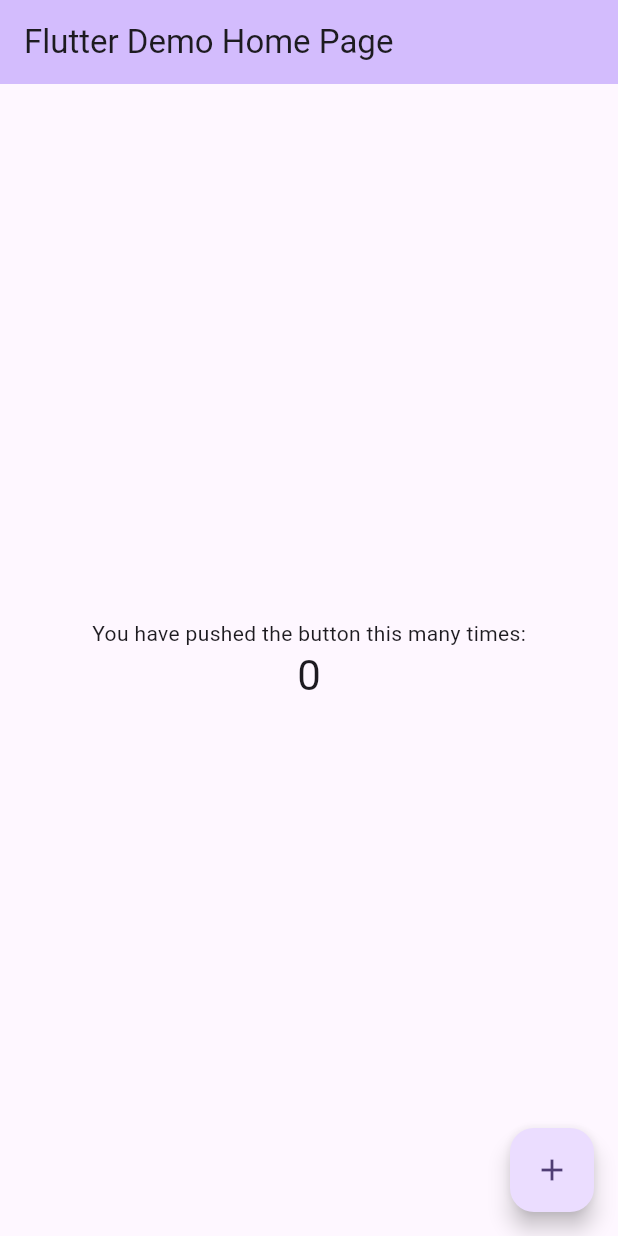
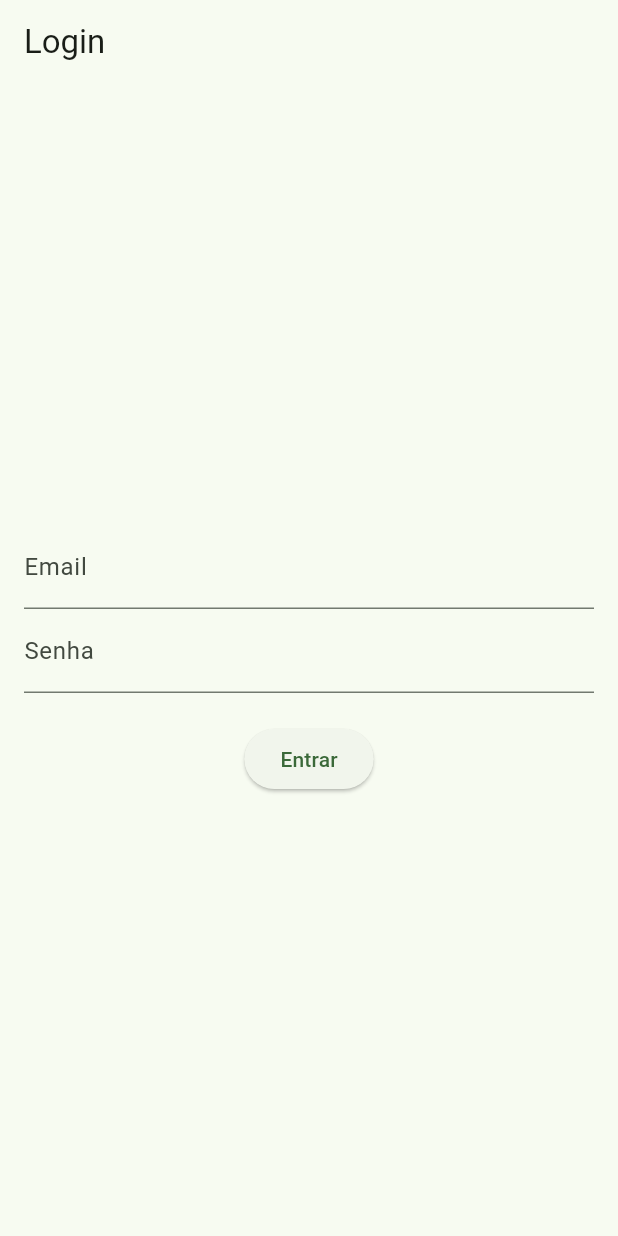
Before and after one commit to EquipeMoovin/Moovin_frontend, a Flutter app: the screen it shows after launch, on a phone screen of 412 x 824 dp. Run offline on Flutter 3.47's test engine with Material 3 defaults, Android fonts, the phone set to English and light mode, and no system bars; our stand-ins replace dio, equatable, flutter_bloc, get_it, go_router, shared_preferences.

Commit message:
feat: componente de autenticacao finalizado, iniciando fase de testes

```diff
--- /dev/null
+++ b/moovin_mobile/lib/app.dart
@@ -0,0 +1,55 @@
+import 'package:flutter/material.dart';
+import 'package:flutter_bloc/flutter_bloc.dart';
+import 'package:go_router/go_router.dart';
+import 'core/injection.dart';
+import 'features/auth/presentation/screens/login_screen.dart';
+import 'features/auth/presentation/screens/placeholder_screen.dart';  // Placeholder para pós-login
+import 'features/auth/presentation/bloc/auth_bloc.dart';
+import 'features/auth/presentation/bloc/auth_state.dart';
+import 'core/util/role_manager.dart';  // Mantenha para navegação futura
+
+class MyApp extends StatelessWidget {
+  MyApp({super.key});
+
+  // Configuração simples do GoRouter: login como inicial, dashboard como pós-auth
+  late final _router = GoRouter(
+    initialLocation: '/login',
+    routes: [
+      GoRoute(
+        path: '/login',
+        builder: (context, state) => BlocProvider<AuthBloc>(
+          create: (_) => sl<AuthBloc>(),
+          child: const LoginScreen(),
+        ),
+      ),
+      GoRoute(
+        path: '/dashboard',
+        builder: (context, state) => const PlaceholderScreen(title: 'Dashboard - Bem-vindo!'),
+      ),
+    ],
+    // Redirect simples: se autenticado, vai para dashboard; senão, fica no login
+    redirect: (context, state) {
+      final authBloc = context.read<AuthBloc>();
+      final authState = authBloc.state;
+
+      // Se tentando acessar dashboard sem auth, redireciona para login
+      if (state.uri.toString() == '/dashboard' && authState is! AuthAuthenticated) {
+        return '/login';
+      }
+      // Se autenticado e no login, vai para dashboard (sem role ainda)
+      if (state.uri.toString() == '/login' && authState is AuthAuthenticated) {
+        return '/dashboard';
+      }
+      return null;  // Sem redirecionamento
+    },
+  );
+
+  @override
+  Widget build(BuildContext context) {
+    return MaterialApp.router(
+      title: 'Meu App Auth - Apenas Login',
+      routerConfig: _router,
+      debugShowCheckedModeBanner: false,
+    );
+  }
+}
--- a/moovin_mobile/lib/core/error/api_exception.dart
+++ b/moovin_mobile/lib/core/error/api_exception.dart
@@ -2,8 +2,8 @@ class ApiException implements Exception {
   final String message;
   final String? code;
 
-  const ApiException(this.message, {this.code});
+  ApiException(this.message, {this.code});
 
   @override
-  String toString() => 'ApiException: $message';
+  String toString() => 'ApiException: $message ${code != null ? '(Code: $code)' : ''}';
 }
--- a/moovin_mobile/lib/features/auth/data/models/auth_response.dart
+++ b/moovin_mobile/lib/features/auth/data/models/auth_response.dart
@@ -7,7 +7,8 @@ class AuthResponse {
   final String email;
   final String name;
   final String username;
-  final String userType;  // 'Proprietario', 'Inquilino', 'Admin'
+  final String userType;
+  final String? token;
   final DateTime created;
   final bool isActive;
   final bool isStaff;
@@ -18,6 +19,7 @@ class AuthResponse {
     required this.name,
     required this.username,
     required this.userType,
+    this.token,
     required this.created,
     required this.isActive,
     required this.isStaff,
--- a/moovin_mobile/lib/features/auth/data/services/auth_service.dart
+++ b/moovin_mobile/lib/features/auth/data/services/auth_service.dart
@@ -10,7 +10,7 @@ class AuthService {
   Future<AuthResponse> login(String email, String password) async {
     try {
       final response = await _dio.post(
-        '/auth/login/',  // Ajuste o endpoint do seu Django (ex: com / no final)
+        '/api/users/token',
         data: {'email': email, 'password': password},
       );
       // Assume que response.data é o User JSON
--- a/moovin_mobile/lib/features/auth/domain/entities/auth_entity.dart
+++ b/moovin_mobile/lib/features/auth/domain/entities/auth_entity.dart
@@ -0,0 +1,4 @@
+// Pode ser igual ao User do core, ou mais abstrata se necessário
+import '/../../core/models/user.dart';
+
+typedef AuthEntity = User;  // Alias para clareza
--- a/moovin_mobile/lib/features/auth/domain/usecases/login_usecase.dart
+++ b/moovin_mobile/lib/features/auth/domain/usecases/login_usecase.dart
@@ -0,0 +1,19 @@
+import 'package:moovin_mobile/core/error/api_exception.dart';
+import '../../data/repositories/auth_repository.dart';
+import '/../../core/models/user.dart';
+
+class LoginUseCase {
+  final AuthRepository repository;
+
+  const LoginUseCase(this.repository);
+
+  Future<User> execute(String email, String password) {
+    if (email.isEmpty || password.isEmpty) {
+      throw ApiException('Email e senha são obrigatórios');
+    }
+    if (!email.contains('@')) {
+      throw ApiException('Email inválido');
+    }
+    return repository.login(email, password);
+  }
+}
--- a/moovin_mobile/lib/features/auth/presentation/bloc/auth_bloc.dart
+++ b/moovin_mobile/lib/features/auth/presentation/bloc/auth_bloc.dart
@@ -0,0 +1,50 @@
+import 'package:flutter_bloc/flutter_bloc.dart';
+import '../../../../core/injection.dart';
+import 'auth_event.dart';
+import 'auth_state.dart';
+import '../../domain/usecases/login_usecase.dart';
+import '../../data/repositories/auth_repository.dart';
+
+class AuthBloc extends Bloc<AuthEvent, AuthState> {
+  final LoginUseCase _loginUseCase;
+  final AuthRepository _repository;
+
+  AuthBloc({LoginUseCase? loginUseCase, AuthRepository? repository})
+      : _loginUseCase = loginUseCase ?? sl<LoginUseCase>(),
+        _repository = repository ?? sl<AuthRepository>(),
+        super(AuthInitial()) {
+    on<CheckAuthStatus>(_onCheckAuthStatus);
+    on<LoginSubmitted>(_onLoginSubmitted);
+    // Adicione on<LogoutRequested> se precisar
+  }
+
+  Future<void> _onCheckAuthStatus(
+    CheckAuthStatus event,
+    Emitter<AuthState> emit,
+  ) async {
+    emit(AuthLoading());
+    try {
+      final user = await _repository.getCurrentUser();
+      if (user != null) {
+        emit(AuthAuthenticated(user));
+      } else {
+        emit(AuthUnauthenticated());
+      }
+    } catch (e) {
+      emit(AuthError(e.toString()));
+    }
+  }
+
+  Future<void> _onLoginSubmitted(
+    LoginSubmitted event,
+    Emitter<AuthState> emit,
+  ) async {
+    emit(AuthLoading());
+    try {
+      final user = await _loginUseCase.execute(event.email, event.password);
+      emit(AuthAuthenticated(user));
+    } catch (e) {
+      emit(AuthError(e.toString()));
+    }
+  }
+}
--- a/moovin_mobile/lib/features/auth/presentation/bloc/auth_event.dart
+++ b/moovin_mobile/lib/features/auth/presentation/bloc/auth_event.dart
@@ -0,0 +1,20 @@
+import 'package:equatable/equatable.dart';
+
+abstract class AuthEvent extends Equatable {
+  const AuthEvent();
+
+  @override
+  List<Object> get props => [];
+}
+
+class LoginSubmitted extends AuthEvent {
+  final String email;
+  final String password;
+
+  const LoginSubmitted(this.email, this.password);
+
+  @override
+  List<Object> get props => [email, password];
+}
+
+class CheckAuthStatus extends AuthEvent {}
--- a/moovin_mobile/lib/features/auth/presentation/bloc/auth_state.dart
+++ b/moovin_mobile/lib/features/auth/presentation/bloc/auth_state.dart
@@ -0,0 +1,33 @@
+import 'package:equatable/equatable.dart';
+import '../../../../core/models/user.dart';
+
+abstract class AuthState extends Equatable {
+  const AuthState();
+
+  @override
+  List<Object> get props => [];
+}
+
+class AuthInitial extends AuthState {}
+
+class AuthLoading extends AuthState {}
+
+class AuthAuthenticated extends AuthState {
+  final User user;
+
+  const AuthAuthenticated(this.user);
+
+  @override
+  List<Object> get props => [user];
+}
+
+class AuthError extends AuthState {
+  final String message;
+
+  const AuthError(this.message);
+
+  @override
+  List<Object> get props => [message];
+}
+
+class AuthUnauthenticated extends AuthState {}
--- a/moovin_mobile/lib/features/auth/presentation/screens/login_screen.dart
+++ b/moovin_mobile/lib/features/auth/presentation/screens/login_screen.dart
@@ -0,0 +1,90 @@
+import 'package:flutter/material.dart';
+import 'package:flutter_bloc/flutter_bloc.dart';
+import 'package:go_router/go_router.dart';
+import '../../../../core/injection.dart';
+import '../../../../core/util/role_manager.dart';
+import '../bloc/auth_bloc.dart';
+import '../bloc/auth_event.dart';
+import '../bloc/auth_state.dart';
+
+class LoginScreen extends StatefulWidget {
+  const LoginScreen({super.key});
+
+  @override
+  State<LoginScreen> createState() => _LoginScreenState();
+}
+
+class _LoginScreenState extends State<LoginScreen> {
+  final _emailController = TextEditingController();
+  final _passwordController = TextEditingController();
+  final _formKey = GlobalKey<FormState>();
+
+
+  @override
+  Widget build(BuildContext context) {
+    return BlocProvider(
+      create: (_) => sl<AuthBloc>(),
+      child: Scaffold(
+        appBar: AppBar(title: const Text('Login')),
+        body: BlocListener<AuthBloc, AuthState>(
+          listener: (context, state) {
+            if (state is AuthAuthenticated) {
+              context.go('/dashboard');
+            } else if (state is AuthError) {
+              if (context.mounted) {
+                ScaffoldMessenger.of(context).showSnackBar(
+                  SnackBar(content: Text(state.message)),
+                );
+              }
+            }
+          },
+          child: BlocBuilder<AuthBloc, AuthState>(
+            builder: (context, state) {
+              if (state is AuthLoading) {
+                return const Center(child: CircularProgressIndicator());
+              }
+              return Form(
+                key: _formKey,
+                child: Padding(
+                  padding: const EdgeInsets.all(16.0),
+                  child: Column(
+                    mainAxisAlignment: MainAxisAlignment.center,
+                    children: [
+                      TextFormField(
+                        controller: _emailController,
+                        decoration: const InputDecoration(labelText: 'Email'),
+                        validator: (value) =>
+                            value?.isEmpty ?? true ? 'Email obrigatório' : null,
+                      ),
+                      TextFormField(
+                        controller: _passwordController,
+                        obscureText: true,
+                        decoration: const InputDecoration(labelText: 'Senha'),
+                        validator: (value) =>
+                            value?.isEmpty ?? true ? 'Senha obrigatória' : null,
+                      ),
+                      const SizedBox(height: 20),
+                      ElevatedButton(
+                        onPressed: () {
+                          if (_formKey.currentState?.validate() ?? false) {
+                            context.read<AuthBloc>().add(
+                                  LoginSubmitted(
+                                    _emailController.text,
+                                    _passwordController.text,
+                                  ),
+                                );
+                          }
+                        },
+                        child: const Text('Entrar'),
+                      ),
+                    ],
+                  ),
+                ),
+              );
+            },
+          ),
+        ),
+      ),
+    );
+  }
+}
--- a/moovin_mobile/lib/main.dart
+++ b/moovin_mobile/lib/main.dart
@@ -1,122 +1,34 @@
 import 'package:flutter/material.dart';
+import 'package:flutter/services.dart';  // Opcional: para status bar, etc.
+import 'core/injection.dart' as di;
+import 'app.dart';  // O widget principal do app
+import 'features/auth/presentation/screens/login_screen.dart'; // Exemplo de tela inicial
+void main() async {
+  WidgetsFlutterBinding.ensureInitialized();  // Garante que o Flutter esteja pronto (ex: para async)
 
-void main() {
-  runApp(const MyApp());
+  // Configura injeção de dependências (GetIt)
+  await di.setup();
+
+  // Opcional: Configura orientação da tela (ex: portrait only)
+  await SystemChrome.setPreferredOrientations([
+    DeviceOrientation.portraitUp,
+    DeviceOrientation.portraitDown,
+  ]);
+
+  runApp(MyApp());
 }
 
 class MyApp extends StatelessWidget {
   const MyApp({super.key});
 
-  // This widget is the root of your application.
   @override
   Widget build(BuildContext context) {
     return MaterialApp(
-      title: 'Flutter Demo',
+      title: 'Moovin Mobile',
       theme: ThemeData(
-        // This is the theme of your application.
-        //
-        // TRY THIS: Try running your application with "flutter run". You'll see
-        // the application has a purple toolbar. Then, without quitting the app,
-        // try changing the seedColor in the colorScheme below to Colors.green
-        // and then invoke "hot reload" (save your changes or press the "hot
-        // reload" button in a Flutter-supported IDE, or press "r" if you used
-        // the command line to start the app).
-        //
-        // Notice that the counter didn't reset back to zero; the application
-        // state is not lost during the reload. To reset the state, use hot
-        // restart instead.
-        //
-        // This works for code too, not just values: Most code changes can be
-        // tested with just a hot reload.
-        colorScheme: ColorScheme.fromSeed(seedColor: Colors.deepPurple),
+        colorScheme: ColorScheme.fromSeed(seedColor: Colors.green),
       ),
-      home: const MyHomePage(title: 'Flutter Demo Home Page'),
+      home: const LoginScreen(), // Mudar para sua tela de login
     );
   }
 }
-
-class MyHomePage extends StatefulWidget {
-  const MyHomePage({super.key, required this.title});
-
-  // This widget is the home page of your application. It is stateful, meaning
-  // that it has a State object (defined below) that contains fields that affect
-  // how it looks.
-
-  // This class is the configuration for the state. It holds the values (in this
-  // case the title) provided by the parent (in this case the App widget) and
-  // used by the build method of the State. Fields in a Widget subclass are
-  // always marked "final".
-
-  final String title;
-
-  @override
-  State<MyHomePage> createState() => _MyHomePageState();
-}
-
-class _MyHomePageState extends State<MyHomePage> {
-  int _counter = 0;
-
-  void _incrementCounter() {
-    setState(() {
-      // This call to setState tells the Flutter framework that something has
-      // changed in this State, which causes it to rerun the build method below
-      // so that the display can reflect the updated values. If we changed
-      // _counter without calling setState(), then the build method would not be
-      // called again, and so nothing would appear to happen.
-      _counter++;
-    });
-  }
-
-  @override
-  Widget build(BuildContext context) {
-    // This method is rerun every time setState is called, for instance as done
-    // by the _incrementCounter method above.
-    //
-    // The Flutter framework has been optimized to make rerunning build methods
-    // fast, so that you can just rebuild anything that needs updating rather
-    // than having to individually change instances of widgets.
-    return Scaffold(
-      appBar: AppBar(
-        // TRY THIS: Try changing the color here to a specific color (to
-        // Colors.amber, perhaps?) and trigger a hot reload to see the AppBar
-        // change color while the other colors stay the same.
-        backgroundColor: Theme.of(context).colorScheme.inversePrimary,
-        // Here we take the value from the MyHomePage object that was created by
-        // the App.build method, and use it to set our appbar title.
-        title: Text(widget.title),
-      ),
-      body: Center(
-        // Center is a layout widget. It takes a single child and positions it
-        // in the middle of the parent.
-        child: Column(
-          // Column is also a layout widget. It takes a list of children and
-          // arranges them vertically. By default, it sizes itself to fit its
-          // children horizontally, and tries to be as tall as its parent.
-          //
-          // Column has various properties to control how it sizes itself and
-          // how it positions its children. Here we use mainAxisAlignment to
-          // center the children vertically; the main axis here is the vertical
-          // axis because Columns are vertical (the cross axis would be
-          // horizontal).
-          //
-          // TRY THIS: Invoke "debug painting" (choose the "Toggle Debug Paint"
-          // action in the IDE, or press "p" in the console), to see the
-          // wireframe for each widget.
-          mainAxisAlignment: MainAxisAlignment.center,
-          children: <Widget>[
-            const Text('You have pushed the button this many times:'),
-            Text(
-              '$_counter',
-              style: Theme.of(context).textTheme.headlineMedium,
-            ),
-          ],
-        ),
-      ),
-      floatingActionButton: FloatingActionButton(
-        onPressed: _incrementCounter,
-        tooltip: 'Increment',
-        child: const Icon(Icons.add),
-      ), // This trailing comma makes auto-formatting nicer for build methods.
-    );
-  }
-}
```
Also changed, not shown: moovin_mobile/lib/core/injection.dart (+10 -3 lines), moovin_mobile/lib/core/network/api_client.dart (+17 -6 lines), moovin_mobile/lib/features/auth/data/repositories/auth_repository.dart (+24 -3 lines), moovin_mobile/lib/features/auth/presentation/screens/placeholder_screen.dart (added, +15 -0 lines), moovin_mobile/lib/features/auth/data/models/auth_response.g.dart.
